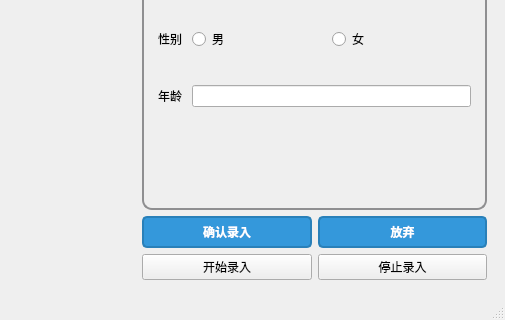
Above: ui_creator/admin_window.ui from epocode/attendance_system before the change; both pictures show x 682 to 1187 and y 257 to 577 of the 1187 by 577 pixel window. Below: the same form after it.
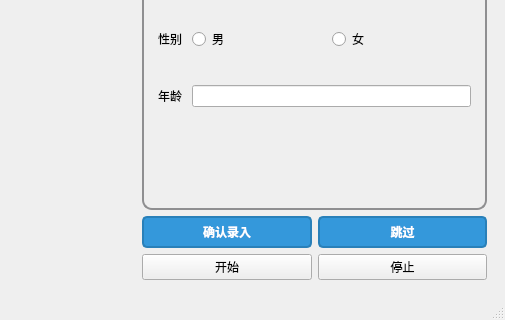
That is the form after the change. The open tabs and pages were chosen to show the change. Icons and pictures are not drawn.

```diff
--- a/ui_creator/admin_window.ui
+++ b/ui_creator/admin_window.ui
@@ -416,7 +416,7 @@
 </string>
               </property>
               <property name="text">
-               <string>放弃</string>
+               <string>跳过</string>
               </property>
              </widget>
             </item>
@@ -427,14 +427,14 @@
             <item>
              <widget class="QPushButton" name="btn_start_enter">
               <property name="text">
-               <string>开始录入</string>
+               <string>开始</string>
               </property>
              </widget>
             </item>
             <item>
              <widget class="QPushButton" name="btn_end_enter">
               <property name="text">
-               <string>停止录入</string>
+               <string>停止</string>
               </property>
              </widget>
             </item>
```
Left out of the diff: 2 changed lines with no effect on the pictures.
